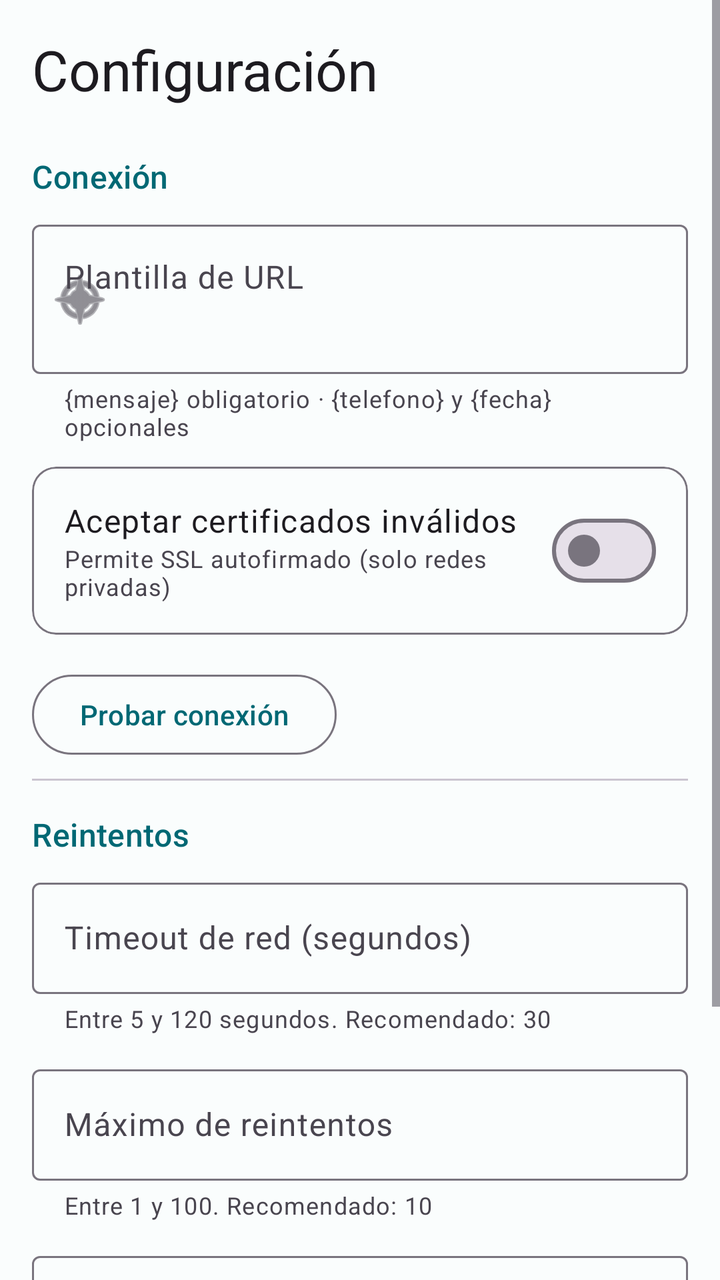
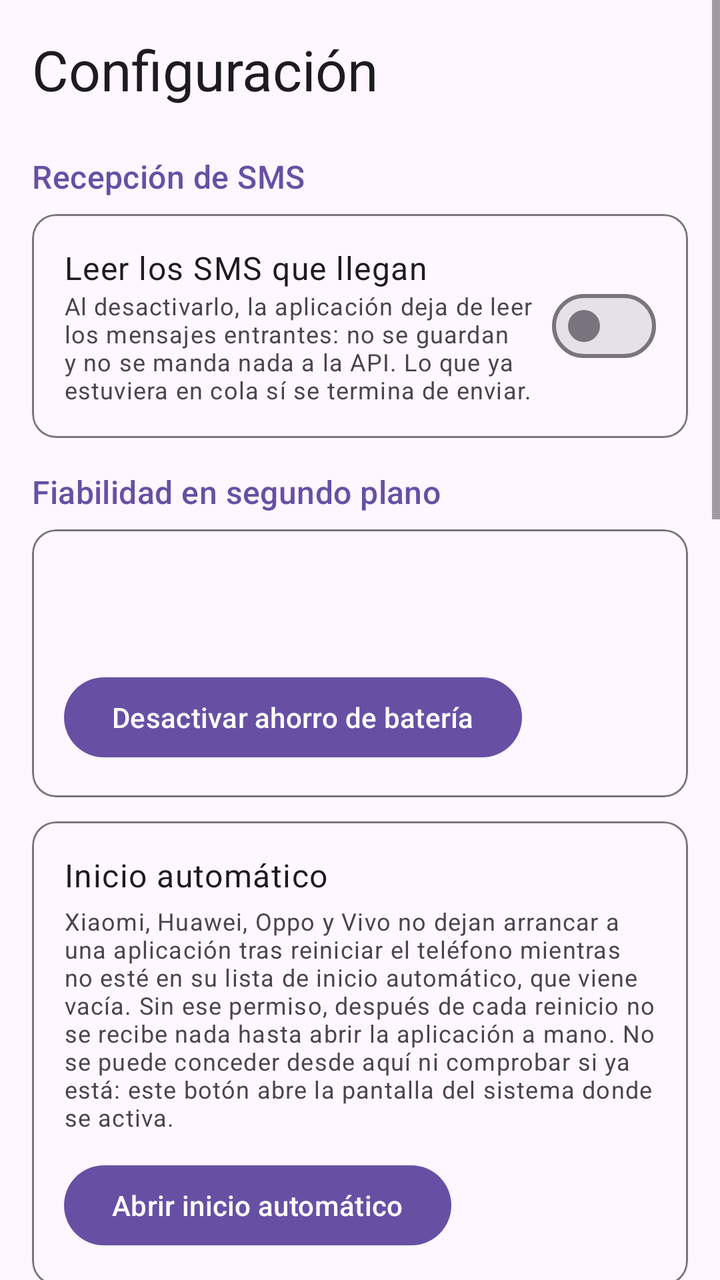

Compare the two renders of this Android layout. The source of the first and the diff that turns it into the second are given below.
<!-- AndroidManifest.xml: application theme Theme.SmsGateway -->
<!-- res/layout/fragment_settings.xml -->
<?xml version="1.0" encoding="utf-8"?>
<ScrollView
    xmlns:android="http://schemas.android.com/apk/res/android"
    xmlns:app="http://schemas.android.com/apk/res-auto"
    android:layout_width="match_parent"
    android:layout_height="match_parent"
    android:fillViewport="true">

    <LinearLayout
        android:layout_width="match_parent"
        android:layout_height="wrap_content"
        android:orientation="vertical"
        android:padding="16dp">

        <TextView
            android:layout_width="match_parent"
            android:layout_height="wrap_content"
            android:text="Configuración"
            android:textAppearance="@style/TextAppearance.Material3.HeadlineMedium"
            android:layout_marginBottom="24dp" />

        
        <TextView
            android:layout_width="match_parent"
            android:layout_height="wrap_content"
            android:text="Conexión"
            android:textAppearance="@style/TextAppearance.Material3.TitleMedium"
            android:textColor="?attr/colorPrimary"
            android:layout_marginBottom="8dp" />

        <com.google.android.material.textfield.TextInputLayout
            android:id="@+id/til_url_template"
            style="@style/Widget.Material3.TextInputLayout.OutlinedBox"
            android:layout_width="match_parent"
            android:layout_height="wrap_content"
            android:layout_marginBottom="12dp"
            android:hint="Plantilla de URL"
            app:helperText="{mensaje} obligatorio · {telefono} y {fecha} opcionales"
            app:startIconDrawable="@android:drawable/ic_menu_compass">

            <com.google.android.material.textfield.TextInputEditText
                android:id="@+id/edit_text_url_template"
                android:layout_width="match_parent"
                android:layout_height="wrap_content"
                android:inputType="textUri|textMultiLine"
                android:minLines="2"
                android:gravity="top" />
        </com.google.android.material.textfield.TextInputLayout>

        <com.google.android.material.card.MaterialCardView
            android:layout_width="match_parent"
            android:layout_height="wrap_content"
            android:layout_marginBottom="16dp"
            app:cardElevation="0dp"
            app:strokeColor="?attr/colorOutline"
            app:strokeWidth="1dp">

            <LinearLayout
                android:layout_width="match_parent"
                android:layout_height="wrap_content"
                android:orientation="horizontal"
                android:padding="16dp"
                android:gravity="center_vertical">

                <LinearLayout
                    android:layout_width="0dp"
                    android:layout_height="wrap_content"
                    android:layout_weight="1"
                    android:orientation="vertical">

                    <TextView
                        android:layout_width="wrap_content"
                        android:layout_height="wrap_content"
                        android:text="Aceptar certificados inválidos"
                        android:textAppearance="@style/TextAppearance.Material3.BodyLarge" />

                    <TextView
                        android:layout_width="wrap_content"
                        android:layout_height="wrap_content"
                        android:text="Permite SSL autofirmado (solo redes privadas)"
                        android:textAppearance="@style/TextAppearance.Material3.BodySmall"
                        android:textColor="?attr/colorOnSurfaceVariant" />

                </LinearLayout>

                <com.google.android.material.materialswitch.MaterialSwitch
                    android:id="@+id/switch_aceptar_certs_invalidos"
                    android:layout_width="wrap_content"
                    android:layout_height="wrap_content" />

            </LinearLayout>
        </com.google.android.material.card.MaterialCardView>

        
        <LinearLayout
            android:layout_width="match_parent"
            android:layout_height="wrap_content"
            android:orientation="horizontal"
            android:gravity="center_vertical"
            android:layout_marginBottom="8dp">

            <com.google.android.material.button.MaterialButton
                android:id="@+id/button_probar"
                style="@style/Widget.Material3.Button.OutlinedButton"
                android:layout_width="wrap_content"
                android:layout_height="wrap_content"
                android:text="Probar conexión" />

            <ProgressBar
                android:id="@+id/progress_test"
                style="?android:attr/progressBarStyleSmall"
                android:layout_width="24dp"
                android:layout_height="24dp"
                android:layout_marginStart="12dp"
                android:visibility="gone" />

            <TextView
                android:id="@+id/text_test_resultado"
                android:layout_width="0dp"
                android:layout_height="wrap_content"
                android:layout_weight="1"
                android:layout_marginStart="12dp"
                android:textAppearance="@style/TextAppearance.Material3.BodySmall"
                android:visibility="gone" />

        </LinearLayout>

        
        <com.google.android.material.divider.MaterialDivider
            android:layout_width="match_parent"
            android:layout_height="wrap_content"
            android:layout_marginBottom="16dp" />

        
        <TextView
            android:layout_width="match_parent"
            android:layout_height="wrap_content"
            android:text="Reintentos"
            android:textAppearance="@style/TextAppearance.Material3.TitleMedium"
            android:textColor="?attr/colorPrimary"
            android:layout_marginBottom="8dp" />

        <com.google.android.material.textfield.TextInputLayout
            android:id="@+id/til_timeout"
            style="@style/Widget.Material3.TextInputLayout.OutlinedBox"
            android:layout_width="match_parent"
            android:layout_height="wrap_content"
            android:layout_marginBottom="12dp"
            android:hint="Timeout de red (segundos)"
            app:helperText="Entre 5 y 120 segundos. Recomendado: 30"
            app:suffixText="s">

            <com.google.android.material.textfield.TextInputEditText
                android:id="@+id/edit_text_timeout"
                android:layout_width="match_parent"
                android:layout_height="wrap_content"
                android:inputType="number"
                android:imeOptions="actionNext"
                android:singleLine="true" />
        </com.google.android.material.textfield.TextInputLayout>

        <com.google.android.material.textfield.TextInputLayout
            android:id="@+id/til_max_reintentos"
            style="@style/Widget.Material3.TextInputLayout.OutlinedBox"
            android:layout_width="match_parent"
            android:layout_height="wrap_content"
            android:layout_marginBottom="12dp"
            android:hint="Máximo de reintentos"
            app:helperText="Entre 1 y 100. Recomendado: 10">

            <com.google.android.material.textfield.TextInputEditText
                android:id="@+id/edit_text_max_reintentos"
                android:layout_width="match_parent"
                android:layout_height="wrap_content"
                android:inputType="number"
                android:imeOptions="actionNext"
                android:singleLine="true" />
        </com.google.android.material.textfield.TextInputLayout>

        <com.google.android.material.textfield.TextInputLayout
            android:id="@+id/til_intervalo"
            style="@style/Widget.Material3.TextInputLayout.OutlinedBox"
            android:layout_width="match_parent"
            android:layout_height="wrap_content"
            android:layout_marginBottom="24dp"
            android:hint="Intervalo inicial de reintento (segundos)"
            app:helperText="WorkManager aplica backoff exponencial desde este valor"
            app:suffixText="s">

            <com.google.android.material.textfield.TextInputEditText
                android:id="@+id/edit_text_intervalo"
                android:layout_width="match_parent"
                android:layout_height="wrap_content"
                android:inputType="number"
                android:imeOptions="actionDone"
                android:singleLine="true" />
        </com.google.android.material.textfield.TextInputLayout>

        <com.google.android.material.button.MaterialButton
            android:id="@+id/button_guardar"
            android:layout_width="match_parent"
            android:layout_height="wrap_content"
            android:text="Guardar configuración"
            android:layout_marginTop="8dp" />

    </LinearLayout>
</ScrollView>
<!-- resources referenced by this layout -->
<resources>
  <style name="Theme.SmsGateway" parent="Theme.Material3.DayNight.NoActionBar">
          <item name="colorPrimary">@color/md_theme_primary</item>
          <item name="colorOnPrimary">@color/md_theme_on_primary</item>
          <item name="colorPrimaryContainer">@color/md_theme_primary_container</item>
          <item name="colorOnPrimaryContainer">@color/md_theme_on_primary_container</item>
          <item name="colorSecondary">@color/md_theme_secondary</item>
          <item name="colorOnSecondary">@color/md_theme_on_secondary</item>
          <item name="colorError">@color/md_theme_error</item>
          <item name="android:colorBackground">@color/md_theme_background</item>
          <item name="colorSurface">@color/md_theme_surface</item>
      </style>
  <color name="md_theme_primary">#006874</color>
  <color name="md_theme_on_primary">#FFFFFF</color>
  <color name="md_theme_primary_container">#97F0FF</color>
  <color name="md_theme_on_primary_container">#001F24</color>
  <color name="md_theme_secondary">#4A6267</color>
  <color name="md_theme_on_secondary">#FFFFFF</color>
  <color name="md_theme_error">#BA1A1A</color>
  <color name="md_theme_background">#FAFDFD</color>
  <color name="md_theme_surface">#FAFDFD</color>
</resources>

<!-- the commit's change to res/layout/fragment_settings.xml (unified diff, before → after) -->
@@ -1,4 +1,5 @@
 <?xml version="1.0" encoding="utf-8"?>
+
 <ScrollView
     xmlns:android="http://schemas.android.com/apk/res/android"
     xmlns:app="http://schemas.android.com/apk/res-auto"
@@ -18,6 +19,146 @@
             android:text="Configuración"
             android:textAppearance="@style/TextAppearance.Material3.HeadlineMedium"
             android:layout_marginBottom="24dp" />
+
+        
+        <TextView
+            android:layout_width="match_parent"
+            android:layout_height="wrap_content"
+            android:text="Recepción de SMS"
+            android:textAppearance="@style/TextAppearance.Material3.TitleMedium"
+            android:textColor="?attr/colorPrimary"
+            android:layout_marginBottom="8dp" />
+
+        <com.google.android.material.card.MaterialCardView
+            android:layout_width="match_parent"
+            android:layout_height="wrap_content"
+            android:layout_marginBottom="16dp"
+            app:cardElevation="0dp"
+            app:strokeColor="?attr/colorOutline"
+            app:strokeWidth="1dp">
+
+            <LinearLayout
+                android:layout_width="match_parent"
+                android:layout_height="wrap_content"
+                android:orientation="horizontal"
+                android:padding="16dp"
+                android:gravity="center_vertical">
+
+                <LinearLayout
+                    android:layout_width="0dp"
+                    android:layout_height="wrap_content"
+                    android:layout_weight="1"
+                    android:orientation="vertical">
+
+                    <TextView
+                        android:layout_width="wrap_content"
+                        android:layout_height="wrap_content"
+                        android:text="Leer los SMS que llegan"
+                        android:textAppearance="@style/TextAppearance.Material3.BodyLarge" />
+
+                    <TextView
+                        android:layout_width="match_parent"
+                        android:layout_height="wrap_content"
+                        android:text="Al desactivarlo, la aplicación deja de leer los mensajes entrantes: no se guardan y no se manda nada a la API. Lo que ya estuviera en cola sí se termina de enviar."
+                        android:textAppearance="@style/TextAppearance.Material3.BodySmall"
+                        android:textColor="?attr/colorOnSurfaceVariant" />
+
+                </LinearLayout>
+
+                <com.google.android.material.materialswitch.MaterialSwitch
+                    android:id="@+id/switch_recepcion"
+                    android:layout_width="wrap_content"
+                    android:layout_height="wrap_content" />
+
+            </LinearLayout>
+        </com.google.android.material.card.MaterialCardView>
+
+        
+        <TextView
+            android:layout_width="match_parent"
+            android:layout_height="wrap_content"
+            android:text="Fiabilidad en segundo plano"
+            android:textAppearance="@style/TextAppearance.Material3.TitleMedium"
+            android:textColor="?attr/colorPrimary"
+            android:layout_marginBottom="8dp" />
+
+        <com.google.android.material.card.MaterialCardView
+            android:id="@+id/card_bateria"
+            android:layout_width="match_parent"
+            android:layout_height="wrap_content"
+            android:layout_marginBottom="12dp"
+            app:cardElevation="0dp"
+            app:strokeColor="?attr/colorOutline"
+            app:strokeWidth="1dp">
+
+            <LinearLayout
+                android:layout_width="match_parent"
+                android:layout_height="wrap_content"
+                android:orientation="vertical"
+                android:padding="16dp">
+
+                <TextView
+                    android:id="@+id/text_view_bateria_estado"
+                    android:layout_width="match_parent"
+                    android:layout_height="wrap_content"
+                    android:textAppearance="@style/TextAppearance.Material3.BodyLarge" />
+
+                <TextView
+                    android:id="@+id/text_view_bateria_detalle"
+                    android:layout_width="match_parent"
+                    android:layout_height="wrap_content"
+                    android:layout_marginTop="4dp"
+                    android:textAppearance="@style/TextAppearance.Material3.BodySmall"
+                    android:textColor="?attr/colorOnSurfaceVariant" />
+
+                <com.google.android.material.button.MaterialButton
+                    android:id="@+id/button_bateria"
+                    android:layout_width="wrap_content"
+                    android:layout_height="wrap_content"
+                    android:layout_marginTop="12dp"
+                    android:text="Desactivar ahorro de batería" />
+
+            </LinearLayout>
+        </com.google.android.material.card.MaterialCardView>
+
+        
+        <com.google.android.material.card.MaterialCardView
+            android:layout_width="match_parent"
+            android:layout_height="wrap_content"
+            android:layout_marginBottom="24dp"
+            app:cardElevation="0dp"
+            app:strokeColor="?attr/colorOutline"
+            app:strokeWidth="1dp">
+
+            <LinearLayout
+                android:layout_width="match_parent"
+                android:layout_height="wrap_content"
+                android:orientation="vertical"
+                android:padding="16dp">
+
+                <TextView
+                    android:layout_width="match_parent"
+                    android:layout_height="wrap_content"
+                    android:text="Inicio automático"
+                    android:textAppearance="@style/TextAppearance.Material3.BodyLarge" />
+
+                <TextView
+                    android:layout_width="match_parent"
+                    android:layout_height="wrap_content"
+                    android:layout_marginTop="4dp"
+                    android:text="Xiaomi, Huawei, Oppo y Vivo no dejan arrancar a una aplicación tras reiniciar el teléfono mientras no esté en su lista de inicio automático, que viene vacía. Sin ese permiso, después de cada reinicio no se recibe nada hasta abrir la aplicación a mano. No se puede conceder desde aquí ni comprobar si ya está: este botón abre la pantalla del sistema donde se activa."
+                    android:textAppearance="@style/TextAppearance.Material3.BodySmall"
+                    android:textColor="?attr/colorOnSurfaceVariant" />
+
+                <com.google.android.material.button.MaterialButton
+                    android:id="@+id/button_autoinicio"
+                    android:layout_width="wrap_content"
+                    android:layout_height="wrap_content"
+                    android:layout_marginTop="12dp"
+                    android:text="Abrir inicio automático" />
+
+            </LinearLayout>
+        </com.google.android.material.card.MaterialCardView>
 
         
         <TextView
@@ -203,5 +344,53 @@
             android:text="Guardar configuración"
             android:layout_marginTop="8dp" />
 
+        
+        <com.google.android.material.divider.MaterialDivider
+            android:layout_width="match_parent"
+            android:layout_height="wrap_content"
+            android:layout_marginTop="28dp" />
+
+        <TextView
+            android:layout_width="match_parent"
+            android:layout_height="wrap_content"
+            android:layout_marginTop="16dp"
+            android:text="Copia de seguridad"
+            android:textAppearance="@style/TextAppearance.Material3.TitleMedium"
+            android:textColor="?attr/colorPrimary" />
+
+        <TextView
+            android:layout_width="match_parent"
+            android:layout_height="wrap_content"
+            android:layout_marginTop="4dp"
+            android:text="Guarda la configuración en un fichero, para restaurarla en este teléfono o clonarla en otro. Incluye la plantilla de URL: trátalo como información sensible."
+            android:textAppearance="@style/TextAppearance.Material3.BodySmall"
+            android:textColor="?attr/colorOnSurfaceVariant" />
+
+        <LinearLayout
+            android:layout_width="match_parent"
+            android:layout_height="wrap_content"
+            android:layout_marginTop="12dp"
+            android:orientation="horizontal">
+
+            <com.google.android.material.button.MaterialButton
+                android:id="@+id/button_exportar"
+                style="@style/Widget.Material3.Button.OutlinedButton"
+                android:layout_width="0dp"
+                android:layout_height="wrap_content"
+                android:layout_marginEnd="6dp"
+                android:layout_weight="1"
+                android:text="Exportar" />
+
+            <com.google.android.material.button.MaterialButton
+                android:id="@+id/button_importar"
+                style="@style/Widget.Material3.Button.OutlinedButton"
+                android:layout_width="0dp"
+                android:layout_height="wrap_content"
+                android:layout_marginStart="6dp"
+                android:layout_weight="1"
+                android:text="Importar" />
+
+        </LinearLayout>
+
     </LinearLayout>
 </ScrollView>
<!-- resource entries referenced after the edit -->
@@ -10,6 +10,10 @@
           <item name="colorError">@color/md_theme_error</item>
           <item name="android:colorBackground">@color/md_theme_background</item>
           <item name="colorSurface">@color/md_theme_surface</item>
+  
+          
+          <item name="android:statusBarColor">@android:color/transparent</item>
+          <item name="android:navigationBarColor">#52000000</item>
       </style>
   <color name="md_theme_primary">#006874</color>
   <color name="md_theme_on_primary">#FFFFFF</color>
